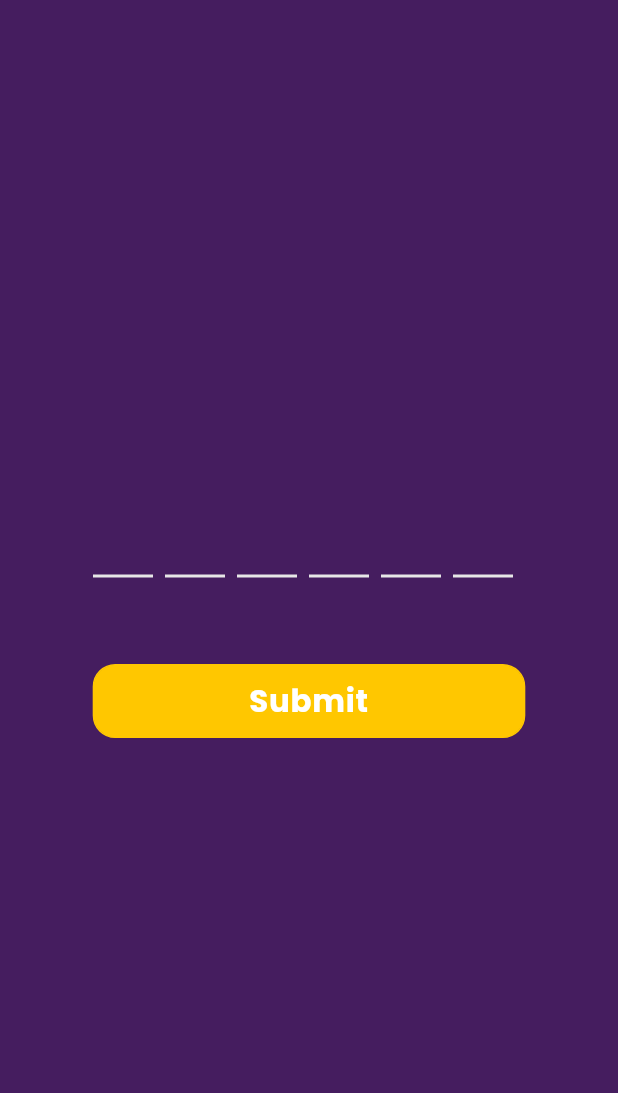
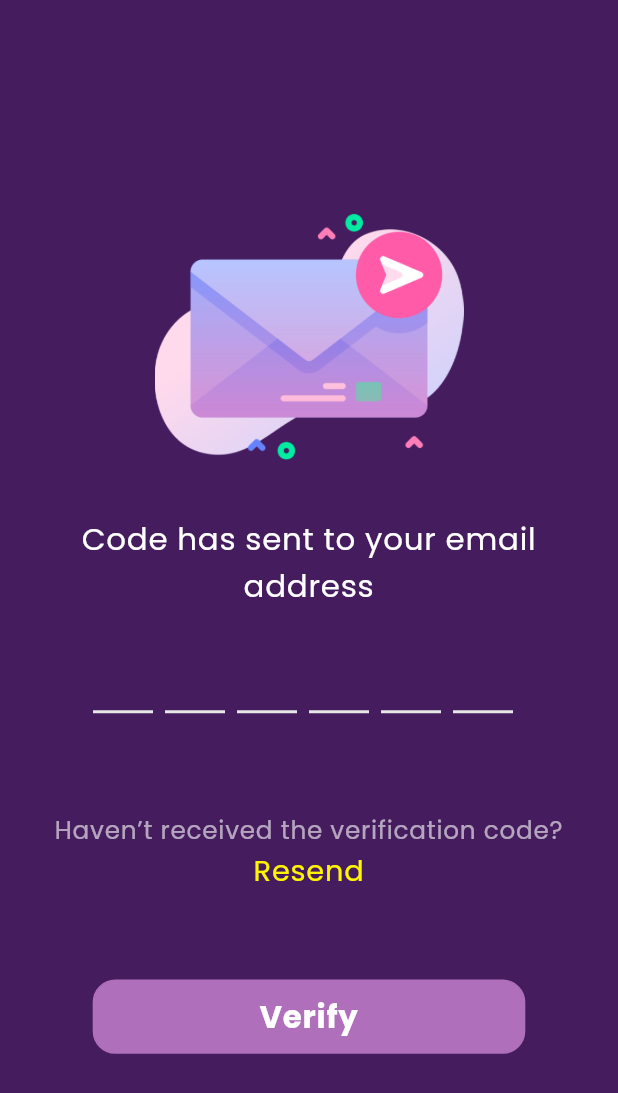
Before and after one commit to drashti-kahodariya/Meditation_app, a Flutter app: the OtpVerificationScreen screen opened by its route, on a phone screen of 412 x 824 dp. Shown: the top 1093 px of the screen. Run offline on Flutter 3.47's test engine with Material 2 defaults, Android fonts, the phone set to English and light mode, and no system bars; drawn by our look-alikes of flutter_otp_text_field; our stand-ins replace audio_video_progress_bar, cached_network_image, firebase_auth, firebase_core, flutter_easyloading, get and 10 more; missing offline and left inert: the_apple_sign_in; accounts and stored records are empty; network calls fail.

Commit message:
UI changes, OTP verification, Set new pass API integration

```diff
--- a/lib/Controllers/explore_controller.dart
+++ b/lib/Controllers/explore_controller.dart
@@ -14,7 +14,7 @@ class ExploreController extends GetxController {
     exploreList.addAll(getExploreResponse.exploreList!);
   }
 
-  getFeaturedData(Map<String, String> params) async {
+  getFeaturedData(Map<String, dynamic> params) async {
     final getFeaturedCourseResponse =
         await exploreRepository.featuredApiCall(params);
     // featuredCourseList.clear();
--- a/lib/Data/API/api_manager.dart
+++ b/lib/Data/API/api_manager.dart
@@ -23,7 +23,7 @@ class APIManager {
   ///
   /// `APIManager().postAPICall("https://.....",{});`
   Future<dynamic> postAPICall(String url, Map param) async {
-    print("Calling API: $url");
+    print("Calling API: ${baseUrl + url}");
     print("Calling parameters: $param");
 
     var responseJson;
@@ -326,7 +326,7 @@ class APIManager {
 
       /// Successfully get api response
       case 200:
-        if (json.decode(response.body)['status'] == 0) {
+        if (json.decode(response.body)['status'] != 200) {
           throw BadRequestException(
               ErrorModel.fromJson(json.decode(response.body.toString()))
                   .message);
@@ -337,7 +337,7 @@ class APIManager {
 
       /// Successfully get api response
       case 201:
-        if (json.decode(response.body)['status'] == 0) {
+        if (json.decode(response.body)['status'] != 200) {
           throw BadRequestException(
               ErrorModel.fromJson(json.decode(response.body.toString()))
                   .message);
--- a/lib/Repository/authentication_repository.dart
+++ b/lib/Repository/authentication_repository.dart
@@ -143,7 +143,7 @@ class AuthenticationRepository {
   Future<CommonResponseModel> setNewPasswordApiCall(
       Map<String, String> params) async {
     var jsonResponse =
-        await apiManager.postAPICall("user/otp_verification", params);
+        await apiManager.postAPICall("user/change_password", params);
     var forgotPasswordResponse = CommonResponseModel.fromJson(jsonResponse);
     return forgotPasswordResponse;
   }
--- a/lib/Repository/explore_repository.dart
+++ b/lib/Repository/explore_repository.dart
@@ -20,7 +20,7 @@ class ExploreRepository {
   /// Get the featured course
   ///
   Future<GetFeaturedCourseModel> featuredApiCall(
-      Map<String, String> params) async {
+      Map<String, dynamic> params) async {
     print("PARAMS:: ${params}");
     var json =
         await apiManager.postAPICall("user/course/category_wise", params);
--- a/lib/Routes/pages.dart
+++ b/lib/Routes/pages.dart
@@ -10,6 +10,7 @@ import 'package:meditation_app/Screens/Home/recent_screen.dart';
 import 'package:meditation_app/Screens/Onboarding/forgot_password.dart';
 import 'package:meditation_app/Screens/Onboarding/login_screen.dart';
 import 'package:meditation_app/Screens/Onboarding/otp_verification_screen.dart';
+import 'package:meditation_app/Screens/Onboarding/set_new_password.dart';
 import 'package:meditation_app/Screens/Onboarding/signup_screen.dart';
 import 'package:meditation_app/Screens/Onboarding/splash_screen.dart';
 import 'package:meditation_app/Screens/Onboarding/welcome_screen.dart';
@@ -113,5 +114,9 @@ class AppPages {
         name: Routes.otpVerificationScreen,
         page: () => const OtpVerificationScreen(),
         transition: transition),
+    GetPage(
+        name: Routes.setNewPasswordScreen,
+        page: () => const SetNewPasswordScreen(),
+        transition: transition),
   ];
 }
--- a/lib/Routes/routes.dart
+++ b/lib/Routes/routes.dart
@@ -20,4 +20,5 @@ class Routes {
   static const featuredScreen = '/featuredScreen';
   static const supportScreen = '/supportScreen';
   static const otpVerificationScreen = '/otpVerificationScreen';
+  static const setNewPasswordScreen = '/setNewPasswordScreen';
 }
--- a/lib/Screens/Onboarding/otp_verification_screen.dart
+++ b/lib/Screens/Onboarding/otp_verification_screen.dart
@@ -1,8 +1,11 @@
 import 'package:flutter/material.dart';
 import 'package:flutter_otp_text_field/flutter_otp_text_field.dart';
+import 'package:get/get.dart';
 import 'package:meditation_app/Controllers/authentication_controller.dart';
+import 'package:meditation_app/Routes/routes.dart';
 import 'package:meditation_app/Utils/constant.dart';
 import 'package:meditation_app/Utils/custom_widget.dart';
+import 'package:meditation_app/generated/assets.dart';
 import 'package:sizer/sizer.dart';
 
 class OtpVerificationScreen extends StatefulWidget {
@@ -19,9 +22,24 @@ class _OtpVerificationScreenState extends State<OtpVerificationScreen> {
   Widget build(BuildContext context) {
     return Scaffold(
       backgroundColor: AppColor.backgroundColor,
-      body: Column(
+      body: Padding(
+        padding: const EdgeInsets.all(8.0),
+        child: Column(
           mainAxisAlignment: MainAxisAlignment.center,
           children: [
+            Image.asset(
+              Assets.assetsForgotPasswordImage,
+              height: 25.h,
+              width: 60.w,
+            ),
+            SizedBox(
+              height: 2.h,
+            ),
+            CustomWidget.text("Code has sent to your email address",
+                fontSize: 15),
+            SizedBox(
+              height: 2.h,
+            ),
             Center(
               child: OtpTextField(
                 numberOfFields: 6,
@@ -47,18 +65,27 @@ class _OtpVerificationScreenState extends State<OtpVerificationScreen> {
               ),
             ),
             SizedBox(
+              height: 8.h,
+            ),
+            CustomWidget.text("Haven’t received the verification code?",
+                fontSize: 12, color: AppColor.whiteColor.withOpacity(0.6)),
+            CustomWidget.text("Resend",
+                fontSize: 14, color: AppColor.yellowColor),
+            SizedBox(
               height: 7.h,
             ),
             CustomWidget.customButton(
                 callBack: () {
-                authController.otpVerification({"otp": verificationCode});
+                  Get.toNamed(Routes.setNewPasswordScreen);
+                  // authController.otpVerification({"otp": verificationCode});
                 },
                 height: 6.h,
                 width: 70.w,
-              btnText: "Submit",
+                btnText: "Verify",
                 textColor: AppColor.whiteColor,
-              color: Color(0xffFFC700)),
+                color: AppColor.primaryColor),
           ],
+        ),
       ),
     );
   }
--- a/pubspec.yaml
+++ b/pubspec.yaml
@@ -37,8 +37,7 @@ dependencies:
   get_storage: ^2.0.3
   flutter_easyloading:
   google_fonts: ^3.0.1
-  flutter_facebook_auth: ^4.4.0+1
-  firebase_auth: ^3.5.1
+  firebase_auth:
   google_sign_in: ^5.4.0
   the_apple_sign_in: ^1.1.1
   persistent_bottom_nav_bar:
@@ -48,6 +47,7 @@ dependencies:
   audio_video_progress_bar: ^0.10.0
   image_picker: ^0.8.5+3
   flutter_otp_text_field: ^1.0.0
+  lazy_load_scrollview: ^1.3.0
   # The following adds the Cupertino Icons font to your application.
   # Use with the CupertinoIcons class for iOS style icons.
   cupertino_icons: ^1.0.2
```
Also changed, not shown: lib/Controllers/authentication_controller.dart (+9 -0 lines), lib/Screens/Explore/featured_screen.dart (+18 -5 lines), lib/Screens/Onboarding/forgot_password.dart (+6 -2 lines), lib/Screens/Onboarding/set_new_password.dart (added, +94 -0 lines), assets/forgot_password_image.png (added), lib/generated/assets.dart, pubspec.lock. Lines whose indentation alone changed are shown as unchanged.
